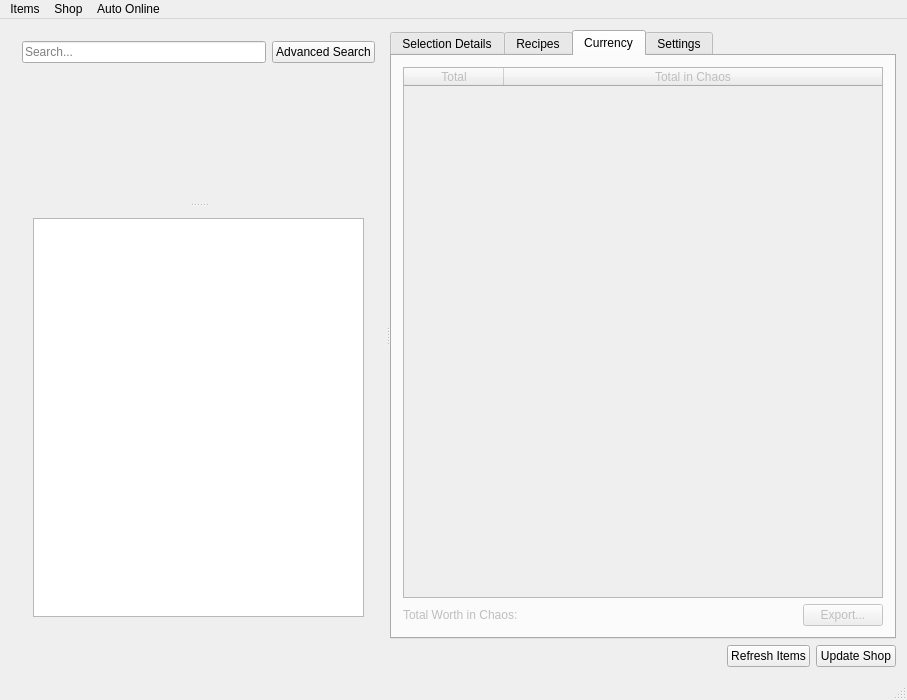
Qt form forms/mainwindow.ui (xyzz/acquisition) before a commit.
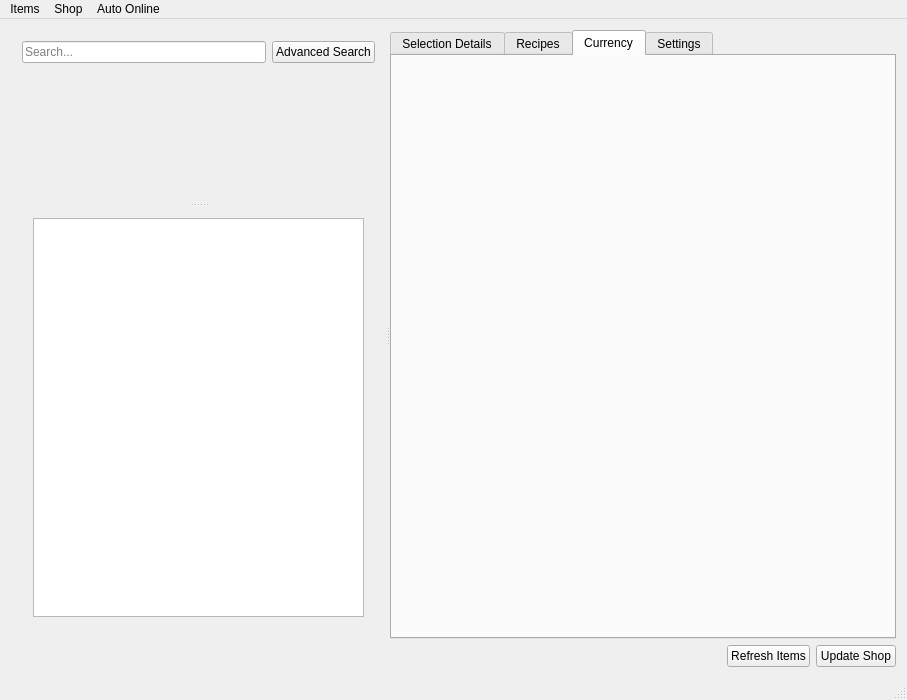
The same form after that commit. The open tabs and pages were chosen to show the change. Icons and pictures are not drawn. Custom widgets are drawn as their Qt base class.

Commit message: Began work on the CurrencyPane

Patch:
```diff
--- a/forms/mainwindow.ui
+++ b/forms/mainwindow.ui
@@ -695,79 +695,11 @@
        </widget>
        <widget class="QWidget" name="currencyTab">
         <property name="enabled">
-         <bool>false</bool>
+         <bool>true</bool>
         </property>
         <attribute name="title">
          <string>Currency</string>
         </attribute>
-        <layout class="QVBoxLayout" name="verticalLayout_13">
-         <item>
-          <widget class="QTableWidget" name="currencyTable">
-           <property name="alternatingRowColors">
-            <bool>true</bool>
-           </property>
-           <property name="sortingEnabled">
-            <bool>true</bool>
-           </property>
-           <property name="cornerButtonEnabled">
-            <bool>false</bool>
-           </property>
-           <property name="rowCount">
-            <number>0</number>
-           </property>
-           <attribute name="horizontalHeaderDefaultSectionSize">
-            <number>100</number>
-           </attribute>
-           <attribute name="horizontalHeaderStretchLastSection">
-            <bool>true</bool>
-           </attribute>
-           <attribute name="verticalHeaderVisible">
-            <bool>false</bool>
-           </attribute>
-           <column>
-            <property name="text">
-             <string>Total</string>
-            </property>
-           </column>
-           <column>
-            <property name="text">
-             <string>Total in Chaos</string>
-            </property>
-           </column>
-          </widget>
-         </item>
-         <item>
-          <layout class="QHBoxLayout" name="horizontalLayout_8">
-           <item>
-            <widget class="QLabel" name="label_9">
-             <property name="text">
-              <string>Total Worth in Chaos:</string>
-             </property>
-            </widget>
-           </item>
-           <item>
-            <spacer name="horizontalSpacer_3">
-             <property name="orientation">
-              <enum>Qt::Horizontal</enum>
-             </property>
-             <property name="sizeHint" stdset="0">
-              <size>
-               <width>40</width>
-               <height>20</height>
-              </size>
-             </property>
-            </spacer>
-           </item>
-           <item>
-            <widget class="QPushButton" name="pushButton">
-             <property name="text">
-              <string>Export...</string>
-             </property>
-            </widget>
-           </item>
-          </layout>
-         </item>
-        </layout>
        </widget>
        <widget class="SettingsPane" name="settingsPane">
         <attribute name="title">
@@ -948,6 +880,12 @@
    <header>forms\recipepane.h</header>
    <container>1</container>
   </customwidget>
+  <customwidget>
+   <class>CurrencyPane</class>
+   <extends>QWidget</extends>
+   <header>forms\currencypane.h</header>
+   <container>1</container>
+  </customwidget>
  </customwidgets>
  <resources/>
  <connections/>
```
Left out of the diff: 4 changed lines with no effect on the pictures. The commit also changes 7 other files.
